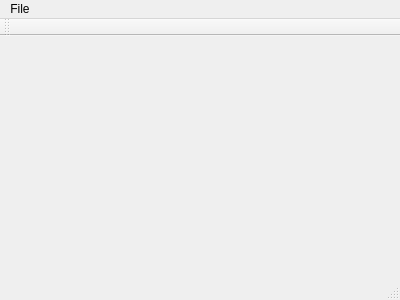
GordonRevell/Software, file SystemApp/mainwindow.ui: the form before one commit.
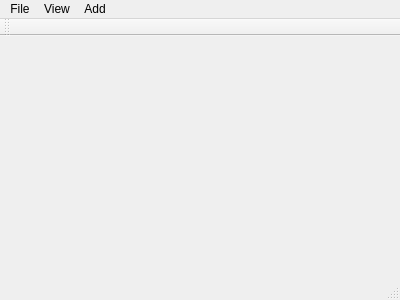
The form after the commit.

Patch:
```diff
--- a/SystemApp/mainwindow.ui
+++ b/SystemApp/mainwindow.ui
@@ -29,7 +29,20 @@
     </property>
     <addaction name="actionExit"/>
    </widget>
+   <widget class="QMenu" name="menuAdd">
+    <property name="title">
+     <string>Add</string>
+    </property>
+    <addaction name="actionDial"/>
+   </widget>
+   <widget class="QMenu" name="menuView">
+    <property name="title">
+     <string>View</string>
+    </property>
+   </widget>
    <addaction name="menuFile"/>
+   <addaction name="menuView"/>
+   <addaction name="menuAdd"/>
   </widget>
   <widget class="QToolBar" name="mainToolBar">
    <attribute name="toolBarArea">
```
Left out of the diff: 5 changed lines with no effect on the pictures.
